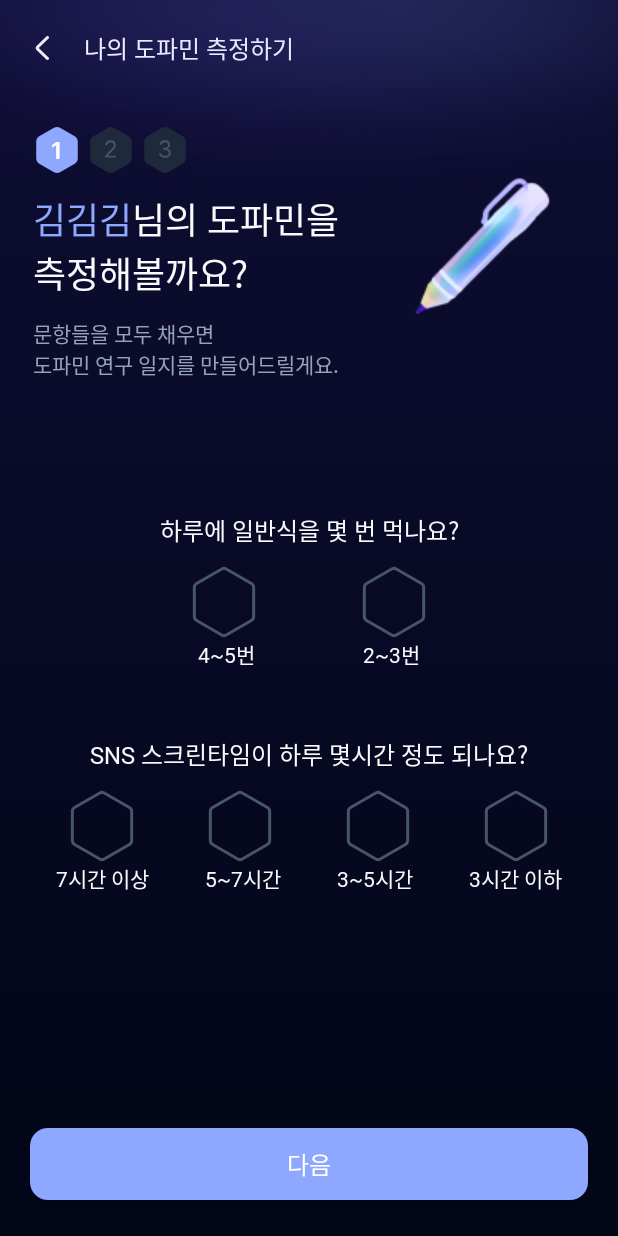
After one commit to Kusitms-29th-Kukathon-G/Android, an Android app: the fragment InputStep1Fragment shown on its own in the app's theme, on a phone screen of 412 x 824 dp. The commit adds this screen. Run offline under Robolectric (Android 15) with nearby library versions, the phone set to English and light mode, and no system bars.

Commit message:
[add] 인풋 스텝1 화면

```diff
--- /dev/null
+++ b/app/src/main/java/com/example/kukathon/input/InputStep1Fragment.kt
@@ -0,0 +1,60 @@
+package com.example.kukathon.input
+
+import android.os.Bundle
+import androidx.fragment.app.Fragment
+import android.view.LayoutInflater
+import android.view.View
+import android.view.ViewGroup
+import com.example.kukathon.R
+
+// TODO: Rename parameter arguments, choose names that match
+// the fragment initialization parameters, e.g. ARG_ITEM_NUMBER
+private const val ARG_PARAM1 = "param1"
+private const val ARG_PARAM2 = "param2"
+
+/**
+ * A simple [Fragment] subclass.
+ * Use the [InputStep1Fragment.newInstance] factory method to
+ * create an instance of this fragment.
+ */
+class InputStep1Fragment : Fragment() {
+    // TODO: Rename and change types of parameters
+    private var param1: String? = null
+    private var param2: String? = null
+
+    override fun onCreate(savedInstanceState: Bundle?) {
+        super.onCreate(savedInstanceState)
+        arguments?.let {
+            param1 = it.getString(ARG_PARAM1)
+            param2 = it.getString(ARG_PARAM2)
+        }
+    }
+
+    override fun onCreateView(
+        inflater: LayoutInflater, container: ViewGroup?,
+        savedInstanceState: Bundle?
+    ): View? {
+        // Inflate the layout for this fragment
+        return inflater.inflate(R.layout.fragment_input_step1, container, false)
+    }
+
+    companion object {
+        /**
+         * Use this factory method to create a new instance of
+         * this fragment using the provided parameters.
+         *
+         * @param param1 Parameter 1.
+         * @param param2 Parameter 2.
+         * @return A new instance of fragment InputStep1Fragment.
+         */
+        // TODO: Rename and change types and number of parameters
+        @JvmStatic
+        fun newInstance(param1: String, param2: String) =
+            InputStep1Fragment().apply {
+                arguments = Bundle().apply {
+                    putString(ARG_PARAM1, param1)
+                    putString(ARG_PARAM2, param2)
+                }
+            }
+    }
+}
--- /dev/null
+++ b/app/src/main/res/drawable/bg_btn_dopamine_selector.xml
@@ -0,0 +1,17 @@
+<?xml version="1.0" encoding="utf-8"?>
+<selector xmlns:android="http://schemas.android.com/apk/res/android">
+    <item android:state_selected="true">
+        <vector android:width="48dp" android:height="48dp" android:viewportWidth="48" android:viewportHeight="48">
+            <path android:fillColor="#8EA7FF" android:pathData="M22.5,2.021C23.428,1.485 24.572,1.485 25.5,2.021L42.285,11.711C43.213,12.247 43.785,13.238 43.785,14.309V33.691C43.785,34.762 43.213,35.753 42.285,36.289L25.5,45.979C24.572,46.515 23.428,46.515 22.5,45.979L5.715,36.289C4.787,35.753 4.215,34.762 4.215,33.691V14.309C4.215,13.238 4.787,12.247 5.715,11.711L22.5,2.021Z" android:strokeWidth="2" android:strokeColor="#ffffff" />
+            <path android:fillColor="#00000000" android:pathData="M32,18L21,29L16,24" android:strokeWidth="2" android:strokeColor="#ffffff" android:strokeLineCap="round" android:strokeLineJoin="round" />
+        </vector>
+
+    </item>
+    <item android:state_selected="false">
+        <vector android:width="48dp" android:height="48dp" android:viewportWidth="48" android:viewportHeight="48">
+            <path android:fillColor="#00000000" android:pathData="M22.5,2.021C23.428,1.485 24.572,1.485 25.5,2.021L42.285,11.711C43.213,12.247 43.785,13.238 43.785,14.309V33.691C43.785,34.762 43.213,35.753 42.285,36.289L25.5,45.979C24.572,46.515 23.428,46.515 22.5,45.979L5.715,36.289C4.787,35.753 4.215,34.762 4.215,33.691V14.309C4.215,13.238 4.787,12.247 5.715,11.711L22.5,2.021Z" android:strokeWidth="2" android:strokeColor="#475569" />
+        </vector>
+
+
+    </item>
+</selector>
--- /dev/null
+++ b/app/src/main/res/drawable/ic_dopamine_selected.xml
@@ -0,0 +1,18 @@
+<vector xmlns:android="http://schemas.android.com/apk/res/android"
+    android:width="48dp"
+    android:height="48dp"
+    android:viewportWidth="48"
+    android:viewportHeight="48">
+  <path
+      android:pathData="M22.5,2.021C23.428,1.485 24.572,1.485 25.5,2.021L42.285,11.711C43.213,12.247 43.785,13.238 43.785,14.309V33.691C43.785,34.762 43.213,35.753 42.285,36.289L25.5,45.979C24.572,46.515 23.428,46.515 22.5,45.979L5.715,36.289C4.787,35.753 4.215,34.762 4.215,33.691V14.309C4.215,13.238 4.787,12.247 5.715,11.711L22.5,2.021Z"
+      android:strokeWidth="2"
+      android:fillColor="#8EA7FF"
+      android:strokeColor="#ffffff"/>
+  <path
+      android:pathData="M32,18L21,29L16,24"
+      android:strokeLineJoin="round"
+      android:strokeWidth="2"
+      android:fillColor="#00000000"
+      android:strokeColor="#ffffff"
+      android:strokeLineCap="round"/>
+</vector>
--- /dev/null
+++ b/app/src/main/res/drawable/ic_dopamine_unselected.xml
@@ -0,0 +1,11 @@
+<vector xmlns:android="http://schemas.android.com/apk/res/android"
+    android:width="48dp"
+    android:height="48dp"
+    android:viewportWidth="48"
+    android:viewportHeight="48">
+  <path
+      android:pathData="M22.5,2.021C23.428,1.485 24.572,1.485 25.5,2.021L42.285,11.711C43.213,12.247 43.785,13.238 43.785,14.309V33.691C43.785,34.762 43.213,35.753 42.285,36.289L25.5,45.979C24.572,46.515 23.428,46.515 22.5,45.979L5.715,36.289C4.787,35.753 4.215,34.762 4.215,33.691V14.309C4.215,13.238 4.787,12.247 5.715,11.711L22.5,2.021Z"
+      android:strokeWidth="2"
+      android:fillColor="#00000000"
+      android:strokeColor="#475569"/>
+</vector>
--- /dev/null
+++ b/app/src/main/res/drawable/ic_input_step1_able.xml
@@ -0,0 +1,12 @@
+<vector xmlns:android="http://schemas.android.com/apk/res/android"
+    android:width="32dp"
+    android:height="32dp"
+    android:viewportWidth="32"
+    android:viewportHeight="32">
+  <path
+      android:pathData="M14,1.155C15.238,0.44 16.762,0.44 18,1.155L27.856,6.845C29.094,7.56 29.856,8.88 29.856,10.309V21.691C29.856,23.12 29.094,24.44 27.856,25.155L18,30.845C16.762,31.56 15.238,31.56 14,30.845L4.144,25.155C2.906,24.44 2.144,23.12 2.144,21.691V10.309C2.144,8.88 2.906,7.56 4.144,6.845L14,1.155Z"
+      android:fillColor="#8EA7FF"/>
+  <path
+      android:pathData="M17.766,10.688V22H15.406V12.922H15.344L12.75,14.547V12.469L15.547,10.688H17.766Z"
+      android:fillColor="#F8FAFC"/>
+</vector>
--- /dev/null
+++ b/app/src/main/res/drawable/ic_input_step2_unable.xml
@@ -0,0 +1,12 @@
+<vector xmlns:android="http://schemas.android.com/apk/res/android"
+    android:width="32dp"
+    android:height="32dp"
+    android:viewportWidth="32"
+    android:viewportHeight="32">
+  <path
+      android:pathData="M14,1.155C15.238,0.44 16.762,0.44 18,1.155L27.856,6.845C29.094,7.56 29.856,8.88 29.856,10.309V21.691C29.856,23.12 29.094,24.44 27.856,25.155L18,30.845C16.762,31.56 15.238,31.56 14,30.845L4.144,25.155C2.906,24.44 2.144,23.12 2.144,21.691V10.309C2.144,8.88 2.906,7.56 4.144,6.845L14,1.155Z"
+      android:fillColor="#1E293B"/>
+  <path
+      android:pathData="M12.063,21L12.047,19.969L15.906,15.906C17.25,14.484 17.891,13.719 17.891,12.672C17.891,11.516 16.906,10.75 15.641,10.75C14.297,10.75 13.438,11.609 13.438,12.875H12.109C12.094,10.875 13.641,9.531 15.688,9.531C17.734,9.531 19.203,10.906 19.203,12.672C19.203,13.938 18.609,14.922 16.609,16.984L14.016,19.656V19.75H19.406V21H12.063Z"
+      android:fillColor="#475569"/>
+</vector>
--- /dev/null
+++ b/app/src/main/res/drawable/ic_input_step3_unable.xml
@@ -0,0 +1,12 @@
+<vector xmlns:android="http://schemas.android.com/apk/res/android"
+    android:width="32dp"
+    android:height="32dp"
+    android:viewportWidth="32"
+    android:viewportHeight="32">
+  <path
+      android:pathData="M14,1.155C15.238,0.44 16.762,0.44 18,1.155L27.856,6.845C29.094,7.56 29.856,8.88 29.856,10.309V21.691C29.856,23.12 29.094,24.44 27.856,25.155L18,30.845C16.762,31.56 15.238,31.56 14,30.845L4.144,25.155C2.906,24.44 2.144,23.12 2.144,21.691V10.309C2.144,8.88 2.906,7.56 4.144,6.845L14,1.155Z"
+      android:fillColor="#1E293B"/>
+  <path
+      android:pathData="M15.969,21.156C13.719,21.156 12.102,19.953 12.031,18.156H13.453C13.531,19.234 14.602,19.906 15.953,19.906C17.445,19.906 18.523,19.102 18.531,17.922C18.523,16.688 17.539,15.82 15.781,15.813H14.859V14.578H15.781C17.156,14.578 18.117,13.805 18.109,12.641C18.117,11.508 17.289,10.758 16,10.75C14.789,10.758 13.688,11.422 13.625,12.531H12.266C12.336,10.734 14.008,9.531 16.016,9.531C18.172,9.531 19.484,10.945 19.469,12.563C19.484,13.852 18.734,14.789 17.547,15.125V15.203C19.023,15.43 19.914,16.484 19.906,17.922C19.914,19.781 18.227,21.156 15.969,21.156Z"
+      android:fillColor="#475569"/>
+</vector>
--- /dev/null
+++ b/app/src/main/res/layout/fragment_input_step1.xml
@@ -0,0 +1,311 @@
+<?xml version="1.0" encoding="utf-8"?>
+<androidx.constraintlayout.widget.ConstraintLayout xmlns:android="http://schemas.android.com/apk/res/android"
+    xmlns:app="http://schemas.android.com/apk/res-auto"
+    xmlns:tools="http://schemas.android.com/tools"
+    android:layout_width="match_parent"
+    android:layout_height="match_parent"
+    android:background="@drawable/gradient_on_boarding"
+    tools:context=".input.InputStep1Fragment">
+
+    <com.google.android.material.appbar.MaterialToolbar
+        android:id="@+id/input_step1_toolbar"
+        android:layout_width="0dp"
+        android:layout_height="?attr/actionBarSize"
+        app:layout_constraintEnd_toEndOf="parent"
+        app:layout_constraintStart_toStartOf="parent"
+        app:layout_constraintTop_toTopOf="parent"
+        app:navigationIcon="@drawable/mobile_ic_back">
+
+        <TextView
+            android:id="@+id/input_stpe1_title"
+            android:layout_width="wrap_content"
+            android:layout_height="wrap_content"
+            android:layout_marginEnd="20dp"
+            android:fontFamily="@font/pretendard_bold"
+            android:text="@string/나의_도파민_측정하기"
+            android:textColor="@color/white"
+            android:textSize="16sp"
+            app:layout_constraintBottom_toBottomOf="@id/terms_toolbar"
+            app:layout_constraintEnd_toEndOf="parent"
+            app:layout_constraintTop_toTopOf="parent" />
+    </com.google.android.material.appbar.MaterialToolbar>
+
+
+    <ImageView
+        android:id="@+id/ellipse1"
+        android:layout_width="match_parent"
+        android:layout_height="150dp"
+        android:background="@drawable/img_ellipse_2745"
+        app:layout_constraintEnd_toEndOf="parent"
+        app:layout_constraintStart_toStartOf="parent"
+        app:layout_constraintTop_toTopOf="parent" />
+
+    <ImageView
+        android:layout_width="wrap_content"
+        android:layout_height="wrap_content"
+        android:layout_marginTop="34dp"
+        android:background="@drawable/png_pencil"
+        app:layout_constraintEnd_toEndOf="parent"
+        app:layout_constraintStart_toEndOf="@id/tv_input_step1_title2"
+        app:layout_constraintTop_toBottomOf="@id/input_step1_toolbar" />
+
+    <ImageView
+        android:id="@+id/btn_step1"
+        android:layout_width="wrap_content"
+        android:layout_height="wrap_content"
+        android:layout_marginStart="22dp"
+        android:layout_marginTop="20dp"
+        android:background="@drawable/ic_input_step1_able"
+        app:layout_constraintStart_toStartOf="parent"
+        app:layout_constraintTop_toBottomOf="@id/input_step1_toolbar" />
+
+    <ImageView
+        android:id="@+id/btn_step2"
+        android:layout_width="wrap_content"
+        android:layout_height="wrap_content"
+        android:layout_marginStart="4dp"
+        android:layout_marginTop="20dp"
+        android:background="@drawable/ic_input_step2_unable"
+        app:layout_constraintStart_toEndOf="@id/btn_step1"
+        app:layout_constraintTop_toBottomOf="@id/input_step1_toolbar" />
+
+    <ImageView
+        android:id="@+id/btn_step3"
+        android:layout_width="wrap_content"
+        android:layout_height="wrap_content"
+        android:layout_marginStart="4dp"
+        android:layout_marginTop="20dp"
+        android:background="@drawable/ic_input_step3_unable"
+        app:layout_constraintStart_toEndOf="@id/btn_step2"
+        app:layout_constraintTop_toBottomOf="@id/input_step1_toolbar" />
+
+    <TextView
+        android:id="@+id/tv_input_step1_title1"
+        android:layout_width="wrap_content"
+        android:layout_height="wrap_content"
+        android:layout_marginStart="22dp"
+        android:layout_marginTop="12dp"
+        android:fontFamily="@font/pretendard_bold"
+        android:text="@string/김김김"
+        android:textColor="@color/style"
+        android:textSize="24sp"
+        app:layout_constraintStart_toStartOf="parent"
+        app:layout_constraintTop_toBottomOf="@id/btn_step1" />
+
+    <TextView
+        android:id="@+id/tv_input_step1_title2"
+        android:layout_width="wrap_content"
+        android:layout_height="wrap_content"
+        android:layout_marginTop="12dp"
+        android:fontFamily="@font/pretendard_bold"
+        android:text="@string/님의_도파민을"
+        android:textColor="@color/B_50"
+        android:textSize="24sp"
+        app:layout_constraintStart_toEndOf="@id/tv_input_step1_title1"
+        app:layout_constraintTop_toBottomOf="@id/btn_step1" />
+
+    <TextView
+        android:id="@+id/tv_input_step1_title3"
+        android:layout_width="wrap_content"
+        android:layout_height="wrap_content"
+        android:layout_marginStart="22dp"
+        android:fontFamily="@font/pretendard_bold"
+        android:text="@string/측정해볼까요"
+        android:textColor="@color/B_50"
+        android:textSize="24sp"
+        app:layout_constraintStart_toStartOf="parent"
+        app:layout_constraintTop_toBottomOf="@id/tv_input_step1_title1" />
+
+    <TextView
+        android:id="@+id/tv_input_step1_title4"
+        android:layout_width="wrap_content"
+        android:layout_height="wrap_content"
+        android:layout_marginStart="22dp"
+        android:layout_marginTop="12dp"
+        android:fontFamily="@font/pretendard_regular"
+        android:text="@string/문항들을_모두_채우면_도파민_연구_일지를_만들어드릴게요"
+        android:textColor="@color/B_400"
+        android:textSize="14sp"
+        app:layout_constraintStart_toStartOf="parent"
+        app:layout_constraintTop_toBottomOf="@id/tv_input_step1_title3" />
+
+    <TextView
+        android:id="@+id/tv_input_step1_q1"
+        android:layout_width="wrap_content"
+        android:layout_height="wrap_content"
+        android:layout_marginTop="88dp"
+        android:fontFamily="@font/pretendard_bold"
+        android:text="@string/하루에_일반식을_몇_번_먹나요"
+        android:textColor="@color/B_50"
+        android:textSize="16sp"
+        app:layout_constraintEnd_toEndOf="parent"
+        app:layout_constraintStart_toStartOf="parent"
+        app:layout_constraintTop_toBottomOf="@id/tv_input_step1_title4" />
+
+
+    <ImageButton
+        android:id="@+id/btn_q1_a1"
+        android:layout_width="wrap_content"
+        android:layout_height="wrap_content"
+        android:layout_marginStart="60dp"
+        android:layout_marginTop="12dp"
+        android:background="@drawable/bg_btn_dopamine_selector"
+        app:layout_constraintEnd_toStartOf="@id/btn_q1_a2"
+        app:layout_constraintStart_toStartOf="parent"
+        app:layout_constraintTop_toBottomOf="@id/tv_input_step1_q1" />
+
+    <TextView
+        android:id="@+id/tv_q1_a1"
+        android:layout_width="wrap_content"
+        android:layout_height="wrap_content"
+        android:layout_marginStart="60dp"
+        android:fontFamily="@font/pretendard_medium"
+        android:text="@string/네다섯번"
+        android:textColor="@color/B_50"
+        android:textSize="14sp"
+        app:layout_constraintEnd_toStartOf="@id/tv_q1_a2"
+        app:layout_constraintStart_toStartOf="parent"
+        app:layout_constraintTop_toBottomOf="@id/btn_q1_a1" />
+
+    <ImageButton
+        android:id="@+id/btn_q1_a2"
+        android:layout_width="wrap_content"
+        android:layout_height="wrap_content"
+        android:layout_marginTop="12dp"
+        android:layout_marginEnd="60dp"
+        android:background="@drawable/bg_btn_dopamine_selector"
+        app:layout_constraintEnd_toEndOf="parent"
+        app:layout_constraintStart_toEndOf="@id/btn_q1_a1"
+        app:layout_constraintTop_toBottomOf="@id/tv_input_step1_q1" />
+
+    <TextView
+        android:id="@+id/tv_q1_a2"
+        android:layout_width="wrap_content"
+        android:layout_height="wrap_content"
+        android:layout_marginEnd="60dp"
+        android:fontFamily="@font/pretendard_medium"
+        android:text="@string/두세번"
+        android:textColor="@color/B_50"
+        android:textSize="14sp"
+        app:layout_constraintEnd_toEndOf="parent"
+        app:layout_constraintStart_toEndOf="@id/tv_q1_a1"
+        app:layout_constraintTop_toBottomOf="@id/btn_q1_a1" />
+
+    <TextView
+        android:id="@+id/tv_input_step1_q2"
+        android:layout_width="wrap_content"
+        android:layout_height="wrap_content"
+        android:layout_marginTop="44dp"
+        android:fontFamily="@font/pretendard_bold"
+        android:text="@string/SNS_스크린타임이_하루_몇시간_정도_되나요"
+        android:textColor="@color/B_50"
+        android:textSize="16sp"
+        app:layout_constraintEnd_toEndOf="parent"
+        app:layout_constraintStart_toStartOf="parent"
+        app:layout_constraintTop_toBottomOf="@id/tv_q1_a2" />
+
+    <ImageButton
+        android:id="@+id/btn_q2_a1"
+        android:layout_width="wrap_content"
+        android:layout_height="wrap_content"
+        android:layout_marginTop="12dp"
+        android:background="@drawable/bg_btn_dopamine_selector"
+        app:layout_constraintEnd_toStartOf="@id/btn_q2_a2"
+        app:layout_constraintStart_toStartOf="parent"
+        app:layout_constraintTop_toBottomOf="@id/tv_input_step1_q2" />
+
+    <TextView
+        android:id="@+id/tv_q2_a1"
+        android:layout_width="wrap_content"
+        android:layout_height="wrap_content"
+        android:fontFamily="@font/pretendard_medium"
+        android:text="@string/일곱시간이상"
+        android:textColor="@color/B_50"
+        android:textSize="14sp"
+        app:layout_constraintEnd_toStartOf="@id/tv_q2_a2"
+        app:layout_constraintStart_toStartOf="parent"
+        app:layout_constraintTop_toBottomOf="@id/btn_q2_a1" />
+
+    <ImageButton
+        android:id="@+id/btn_q2_a2"
+        android:layout_width="wrap_content"
+        android:layout_height="wrap_content"
+        android:layout_marginTop="12dp"
+        android:background="@drawable/bg_btn_dopamine_selector"
+        app:layout_constraintEnd_toStartOf="@id/btn_q2_a3"
+        app:layout_constraintStart_toEndOf="@id/btn_q2_a1"
+        app:layout_constraintTop_toBottomOf="@id/tv_input_step1_q2" />
+
+    <TextView
+        android:id="@+id/tv_q2_a2"
+        android:layout_width="wrap_content"
+        android:layout_height="wrap_content"
+        android:fontFamily="@font/pretendard_medium"
+        android:text="@string/다섯일곱시간"
+        android:textColor="@color/B_50"
+        android:textSize="14sp"
+        app:layout_constraintEnd_toStartOf="@id/tv_q2_a3"
+        app:layout_constraintStart_toEndOf="@id/tv_q2_a1"
+        app:layout_constraintTop_toBottomOf="@id/btn_q2_a2" />
+
+    <ImageButton
+        android:id="@+id/btn_q2_a3"
+        android:layout_width="wrap_content"
+        android:layout_height="wrap_content"
+        android:layout_marginTop="12dp"
+        android:background="@drawable/bg_btn_dopamine_selector"
+        app:layout_constraintEnd_toStartOf="@id/btn_q2_a4"
+        app:layout_constraintStart_toEndOf="@id/btn_q2_a2"
+        app:layout_constraintTop_toBottomOf="@id/tv_input_step1_q2" />
+
+    <TextView
+        android:id="@+id/tv_q2_a3"
+        android:layout_width="wrap_content"
+        android:layout_height="wrap_content"
+        android:fontFamily="@font/pretendard_medium"
+        android:text="@string/세다섯시간"
+        android:textColor="@color/B_50"
+        android:textSize="14sp"
+        app:layout_constraintEnd_toStartOf="@id/tv_q2_a4"
+        app:layout_constraintStart_toEndOf="@id/tv_q2_a2"
+        app:layout_constraintTop_toBottomOf="@id/btn_q2_a3" />
+
+    <ImageButton
+        android:id="@+id/btn_q2_a4"
+        android:layout_width="wrap_content"
+        android:layout_height="wrap_content"
+        android:layout_marginTop="12dp"
+        android:background="@drawable/bg_btn_dopamine_selector"
+        app:layout_constraintEnd_toEndOf="parent"
+        app:layout_constraintStart_toEndOf="@id/btn_q2_a3"
+        app:layout_constraintTop_toBottomOf="@id/tv_input_step1_q2" />
+
+    <TextView
+        android:id="@+id/tv_q2_a4"
+        android:layout_width="wrap_content"
+        android:layout_height="wrap_content"
+        android:fontFamily="@font/pretendard_medium"
+        android:text="@string/세시간이하"
+        android:textColor="@color/B_50"
+        android:textSize="14sp"
+        app:layout_constraintEnd_toEndOf="parent"
+        app:layout_constraintStart_toEndOf="@id/tv_q2_a3"
+        app:layout_constraintTop_toBottomOf="@id/btn_q2_a4" />
+
+
+    <androidx.appcompat.widget.AppCompatButton
+        android:id="@+id/btn_sign_up_next"
+        android:layout_width="0dp"
+        android:layout_height="wrap_content"
+        android:layout_marginHorizontal="20dp"
+        android:layout_marginBottom="24dp"
+        android:background="@drawable/bg_btn_next_selector"
+        android:fontFamily="@font/pretendard_medium"
+        android:gravity="center"
+        android:text="@string/다음"
+        android:textColor="@color/white"
+        android:textSize="16sp"
+        app:layout_constraintBottom_toBottomOf="parent"
+        app:layout_constraintEnd_toEndOf="parent"
+        app:layout_constraintStart_toStartOf="parent" />
+</androidx.constraintlayout.widget.ConstraintLayout>
--- a/app/src/main/res/values/strings.xml
+++ b/app/src/main/res/values/strings.xml
@@ -32,6 +32,19 @@
     <string name="이메일_및_문자_마케팅_수신동의">이메일 및 문자 마케팅 수신동의</string>
     <string name="선택">선택</string>
     <string name="다음">다음</string>
+    <string name="나의_도파민_측정하기">나의 도파민 측정하기</string>
+    <string name="김김김">김김김</string>
+    <string name="님의_도파민을">님의 도파민을</string>
+    <string name="측정해볼까요">측정해볼까요?</string>
+    <string name="문항들을_모두_채우면_도파민_연구_일지를_만들어드릴게요">문항들을 모두 채우면\n도파민 연구 일지를 만들어드릴게요.</string>
+    <string name="하루에_일반식을_몇_번_먹나요">하루에 일반식을 몇 번 먹나요?</string>
+    <string name="네다섯번">4~5번</string>
+    <string name="두세번">2~3번</string>
+    <string name="SNS_스크린타임이_하루_몇시간_정도_되나요">SNS 스크린타임이 하루 몇시간 정도 되나요?</string>
+    <string name="일곱시간이상">7시간 이상</string>
+    <string name="다섯일곱시간">5~7시간</string>
+    <string name="세다섯시간">3~5시간</string>
+    <string name="세시간이하">3시간 이하</string>
     <!-- TODO: Remove or change this placeholder text -->
     <string name="hello_blank_fragment">Hello blank fragment</string>
 </resources>
```
Also changed, not shown: app/src/main/res/drawable/png_pencil.png (added).
